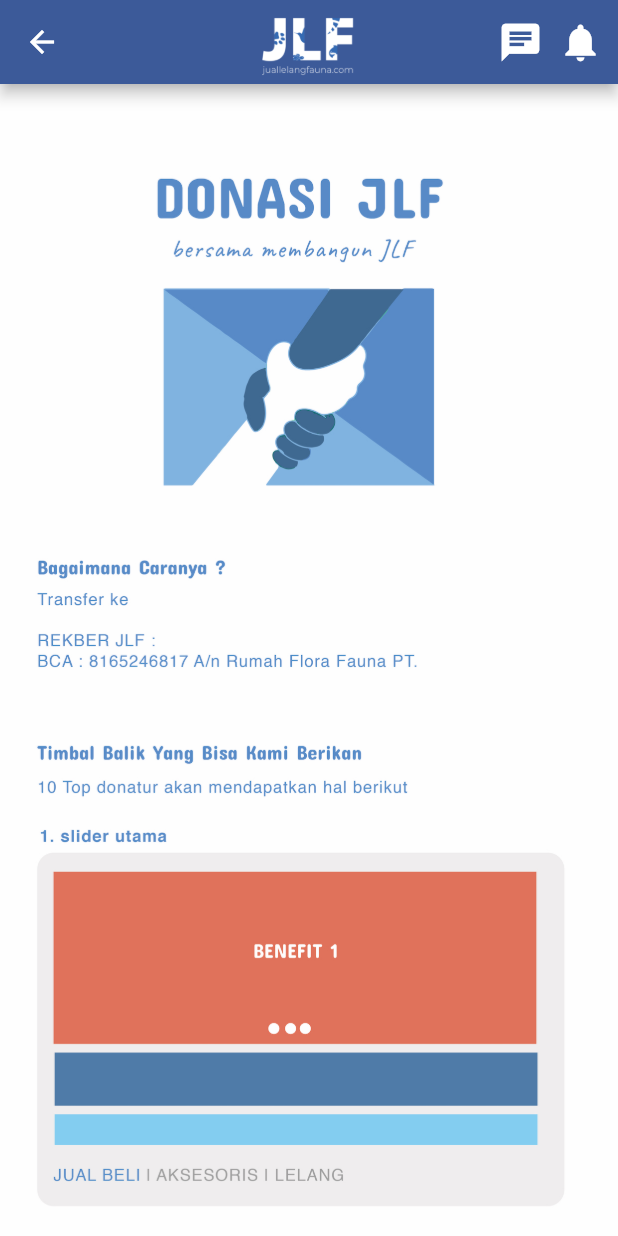
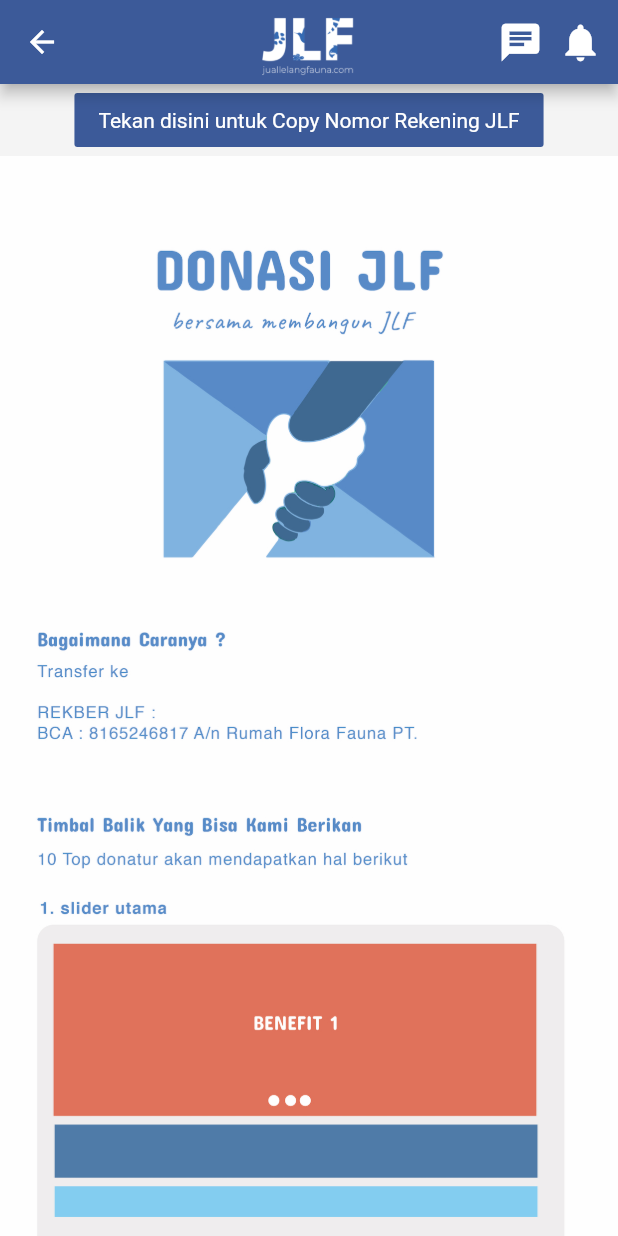
Before and after one commit to myfacefx/jlmobile, a Flutter app: the DonasiPage screen opened by its route, on a phone screen of 412 x 824 dp. Run offline on Flutter 3.47's test engine with Material 2 defaults, Android fonts, the phone set to English and light mode, and no system bars; our stand-ins replace cached_network_image, carousel_pro, carousel_slider, cloud_firestore, firebase_analytics, firebase_messaging and 12 more; missing offline and left inert: flutter_facebook_login, flutter_video_compress, flutter_webview_plugin, image_downloader, mailer and 1 more; accounts and stored records are empty; network calls fail.

Commit message:
[New] Copy no rek donasi

```diff
--- a/lib/globals.dart
+++ b/lib/globals.dart
@@ -106,6 +106,8 @@ String baseUrl = "http://192.168.100.119:8000";
 String flavor = "Development";
 String state = "Login";
 
+String norek = '8165246817';
+
 User user;
 
 // Global timeout setting
@@ -117,6 +119,10 @@ int getTimeOut() {
 
 String getBaseUrl() {
   return baseUrl;
+}
+
+String getNorek() {
+  return norek;
 }
 
 String generateInvoice(Auction auction) {
--- a/lib/pages/donasi.dart
+++ b/lib/pages/donasi.dart
@@ -1,4 +1,5 @@
 import 'package:flutter/material.dart';
+import 'package:flutter/services.dart';
 import 'package:jlf_mobile/globals.dart' as globals;
 
 class DonasiPage extends StatefulWidget {
@@ -51,7 +52,21 @@ class _DonasiPageState extends State<DonasiPage>
                 children: <Widget>[
                   Container(
                     width: globals.mw(context),
-                    child: Image.asset("assets/images/donation.jpeg", width: globals.mw(context), fit: BoxFit.fitWidth),
+                    child:
+                      Column(
+                        children: <Widget>[
+                          FlatButton(
+                            color: globals.myColor("primary"),
+                            child: globals.myText(
+                                text: "Tekan disini untuk Copy Nomor Rekening JLF", color: "light"),
+                            onPressed: () {
+                              Clipboard.setData(new ClipboardData(text:globals.getNorek()));
+                              globals.showDialogs("Berhasil menyalin nomor rekening", context);
+                            },
+                          ),
+                          Image.asset("assets/images/donation.jpeg", width: globals.mw(context), fit: BoxFit.fitWidth)
+                        ],
+                      ),
                   ),
                 ]
               )
```
